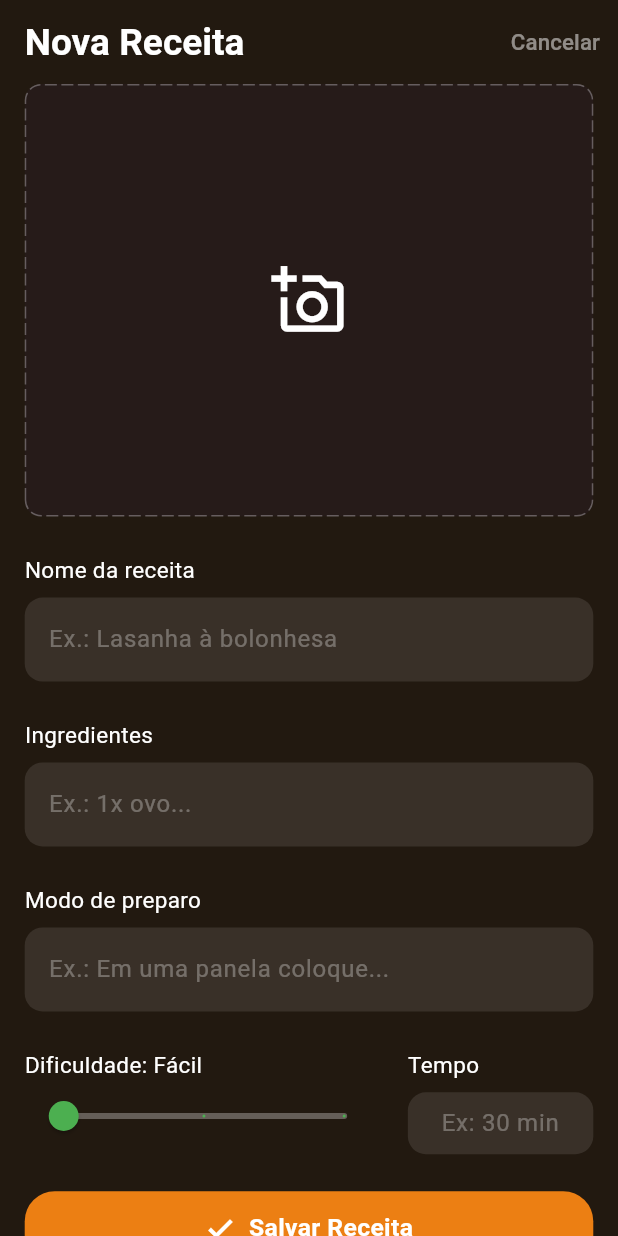
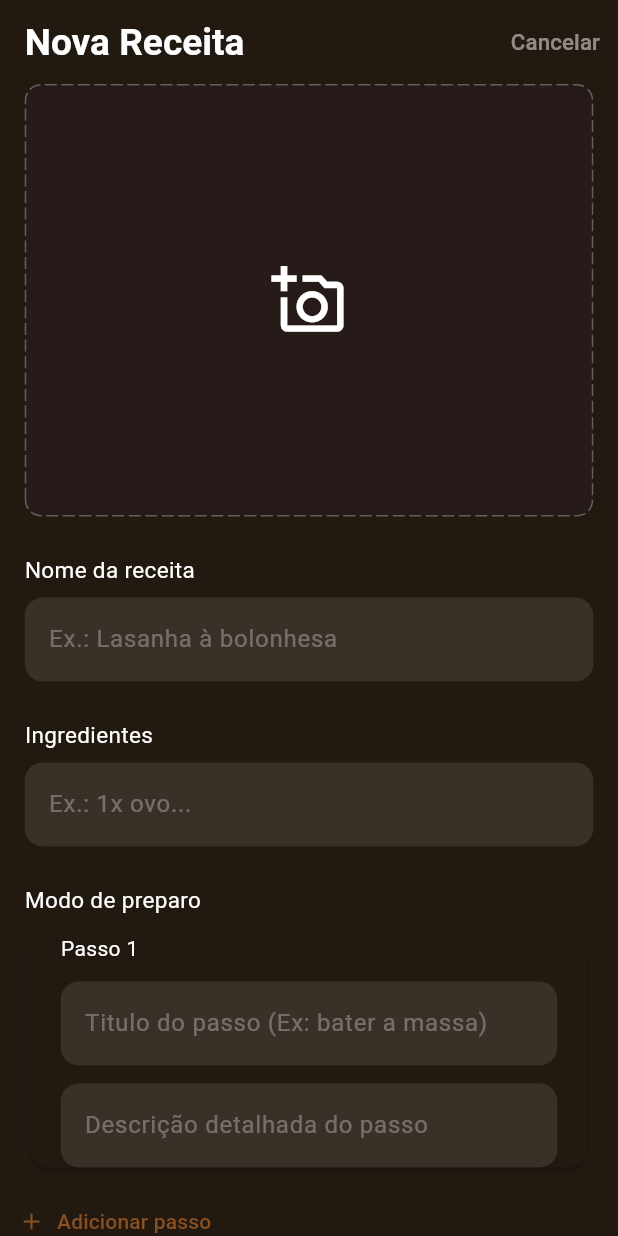
Before and after one commit to Isac-Raimundo/SoulmatesRecipes, a Flutter app: the TelaCadastro screen opened directly, on a phone screen of 412 x 824 dp. Run offline on Flutter 3.47's test engine with Material 3 defaults, Android fonts, the phone set to English and light mode, and no system bars; drawn by our look-alikes of dotted_border; our stand-ins replace image_picker, supabase_flutter; accounts and stored records are empty; Roboto replaces fonts that are missing (Poppins).

Commit message:
Adicionando os passos do preparo

```diff
--- a/lib/pages/paginaPrincipal.dart
+++ b/lib/pages/paginaPrincipal.dart
@@ -22,7 +22,7 @@ class modeloReceita {
   // Aqui eu chamo as variaveis que serão usadas no meu objeto.
   String nome;
   String ingredientes;
-  String preparo;
+  Map<String, dynamic> preparo;
   File? imagem; // "?" indica que o valor pode ser nulo.
   String dificuldade;
   String tempo;
--- a/lib/pages/telaCadastros.dart
+++ b/lib/pages/telaCadastros.dart
@@ -15,11 +15,32 @@ class TelaCadastro extends StatefulWidget {
   State<TelaCadastro> createState() => _TelaCadastroState();
 }
 
+class modoDePreparo {
+  final TextEditingController tituloController = TextEditingController();
+  final TextEditingController descricaoController = TextEditingController();
+
+  Map<String, dynamic> toJson() {
+    return {
+      'titulo': tituloController.text,
+      'descricao': descricaoController.text,
+    };
+  }
+
+
+  void dispose() {
+    tituloController.dispose();
+    descricaoController.dispose();
+  }
+  // talvez precise do dispose, fazer teste
+}
+
 class _TelaCadastroState extends State<TelaCadastro> {
   // Informações que serão inseridas pelo usuário
   final _nomeController = TextEditingController();
   final _ingredientesController = TextEditingController();
-  final _preparoController = TextEditingController();
+  final List<modoDePreparo> _passos = [
+    modoDePreparo(),
+  ]; // aguarda objeto e começa vazia
   final _tempoPreparoController = TextEditingController();
   File? _imagemSelecionada;
 
@@ -49,9 +70,19 @@ class _TelaCadastroState extends State<TelaCadastro> {
     // Coloquei dentro de outras variáveis para ficar mais fácil de se achar
     final _nomeSupaBase = _nomeController.text;
     final _ingredientesSupaBase = _ingredientesController.text;
-    final _preparoSupaBase = _preparoController.text;
+    List<Map<String, dynamic>> preparoJson = _passos
+        .map((passo) => passo.toJson())
+        .toList();
+    preparoJson.removeWhere(
+      (passo) =>
+          (passo['titulo'] as String).trim().isEmpty &&
+          (passo['descricao'] as String).trim().isEmpty,
+    );
+    final _preparoSupaBase = preparoJson;
     final _dificuldadeSupaBase = _niveisDificuldade[_valorDificuldade.round()];
     final _tempoPreparoSupabase = _tempoPreparoController.text;
+
+    // talvez precise do dispose, fazer teste
 
     /*
     Só duas coisas são obrigatórias: o nome da receita e os ingredientes.
@@ -85,7 +116,7 @@ class _TelaCadastroState extends State<TelaCadastro> {
             'preparo': _preparoSupaBase,
             'imagem': urlPublica,
             'dificuldade': _dificuldadeSupaBase,
-            'tempo': _tempoPreparoSupabase
+            'tempo': _tempoPreparoSupabase,
           });
         } else {
           // Aqui eu subo algumas infos para o meu table no SupaBase
@@ -94,7 +125,7 @@ class _TelaCadastroState extends State<TelaCadastro> {
             'ingredientes': _ingredientesSupaBase,
             'preparo': _preparoSupaBase,
             'dificuldade': _dificuldadeSupaBase,
-            'tempo': _tempoPreparoSupabase
+            'tempo': _tempoPreparoSupabase,
           });
         }
       } catch (e) {
@@ -323,29 +354,119 @@ class _TelaCadastroState extends State<TelaCadastro> {
                 screenHeight * 0.02,
                 0,
               ),
-              child: TextField(
+              child: ListView.builder(
+                shrinkWrap: true,
+                physics: NeverScrollableScrollPhysics(),
+                itemCount: _passos.length,
+                itemBuilder: (context, index) {
+                  return Card(
+                    color: Color(0xff221910),
+                    child: Padding(
+                      padding: EdgeInsetsGeometry.symmetric(horizontal: 20),
+                      child: Column(
+                        crossAxisAlignment: CrossAxisAlignment.start,
+                        children: [
+                          Row(
+                            mainAxisAlignment: MainAxisAlignment.spaceBetween,
+                            children: [
+                              Text(
+                                'Passo ${index + 1}',
+                                style: TextStyle(color: Colors.white),
+                              ),
+                              if (_passos.length > 1)
+                                IconButton(
+                                  onPressed: () {
+                                    setState(() {
+                                      _passos[index].dispose();
+                                      _passos.removeAt(index);
+                                    });
+                                  },
+                                  icon: Icon(Icons.close),
+                                ),
+                            ],
+                          ),
+                          SizedBox(height: 12),
+
+                          // Campo titulo
+                          TextField(
+                            controller: _passos[index].tituloController,
                             minLines: 1,
-                maxLines: null,
-                controller: _preparoController,
-                keyboardType: TextInputType.multiline,
-                cursorColor: Colors.white,
-                style: TextStyle(color: Colors.white),
-
                             decoration: InputDecoration(
+                              hintText: 'Titulo do passo (Ex: bater a massa)',
+                              hintStyle: TextStyle(
+                                color: Colors.white.withOpacity(0.3),
+                              ),
                               fillColor: Colors.white.withOpacity(0.1),
                               filled: true,
-                  hintText: 'Ex.: Em uma panela coloque...',
-                  hintStyle: TextStyle(color: Colors.white.withOpacity(0.3)),
-                  labelStyle: TextStyle(
-                    fontWeight: FontWeight.bold,
-                    color: Color(0xff1D1617),
-                    fontSize: 20,
-                  ),
                               border: OutlineInputBorder(
                                 borderRadius: BorderRadius.circular(12),
                                 borderSide: BorderSide.none,
                               ),
                             ),
+                          ),
+
+                          SizedBox(height: 12),
+
+                          // Campo descrição
+                          TextField(
+                            controller: _passos[index].descricaoController,
+                            minLines: 1,
+                            decoration: InputDecoration(
+                              hintText: 'Descrição detalhada do passo',
+                              hintStyle: TextStyle(
+                                color: Colors.white.withOpacity(0.3),
+                              ),
+                              fillColor: Colors.white.withOpacity(0.1),
+                              filled: true,
+                              border: OutlineInputBorder(
+                                borderRadius: BorderRadius.circular(12),
+                                borderSide: BorderSide.none,
+                              ),
+                            ),
+                          ),
+                        ],
+                      ),
+                    ),
+                  );
+                },
+              ),
+
+              // TextField(
+              //   minLines: 1,
+              //   maxLines: null,
+              //   controller: _preparoController,
+              //   keyboardType: TextInputType.multiline,
+              //   cursorColor: Colors.white,
+              //   style: TextStyle(color: Colors.white),
+              //
+              //   decoration: InputDecoration(
+              //     fillColor: Colors.white.withOpacity(0.1),
+              //     filled: true,
+              //     hintText: 'Ex.: Em uma panela coloque...',
+              //     hintStyle: TextStyle(color: Colors.white.withOpacity(0.3)),
+              //     labelStyle: TextStyle(
+              //       fontWeight: FontWeight.bold,
+              //       color: Color(0xff1D1617),
+              //       fontSize: 20,
+              //     ),
+              //     border: OutlineInputBorder(
+              //       borderRadius: BorderRadius.circular(12),
+              //       borderSide: BorderSide.none,
+              //     ),
+              //   ),
+              // ),
+            ),
+
+            Padding(
+              padding: EdgeInsets.only(top: 8.0),
+              child: TextButton.icon(
+                onPressed: () {
+                  setState(() {
+                    _passos.add(modoDePreparo());
+                  });
+                },
+                icon: Icon(Icons.add),
+                label: Text('Adicionar passo'),
               ),
             ),
 
@@ -413,7 +534,8 @@ class _TelaCadastroState extends State<TelaCadastro> {
                         // Caixa de texto do tempo
                         SizedBox(
                           height:
-                          screenHeight * 0.05, // Altura para a caixa de texto
+                              screenHeight *
+                              0.05, // Altura para a caixa de texto
                           child: TextField(
                             controller: _tempoPreparoController,
                             textAlign: TextAlign.center,
@@ -502,7 +624,6 @@ class _TelaCadastroState extends State<TelaCadastro> {
                 ),
               ),
             ),
-
           ],
         ),
       ),
--- a/lib/pages/telaDetalhes.dart
+++ b/lib/pages/telaDetalhes.dart
@@ -372,7 +372,7 @@ class _TelaDetalhesState extends State<TelaDetalhes> {
                   ),
                   child: Text(
                     textAlign: TextAlign.justify,
-                    widget.receita['preparo'],
+                    widget.receita['preparo'].text,
                     style: TextStyle(
                       color: Colors.white.withOpacity(0.5),
                       fontSize: screenHeight * 0.018,
```
Lines whose indentation alone changed are shown as unchanged.
